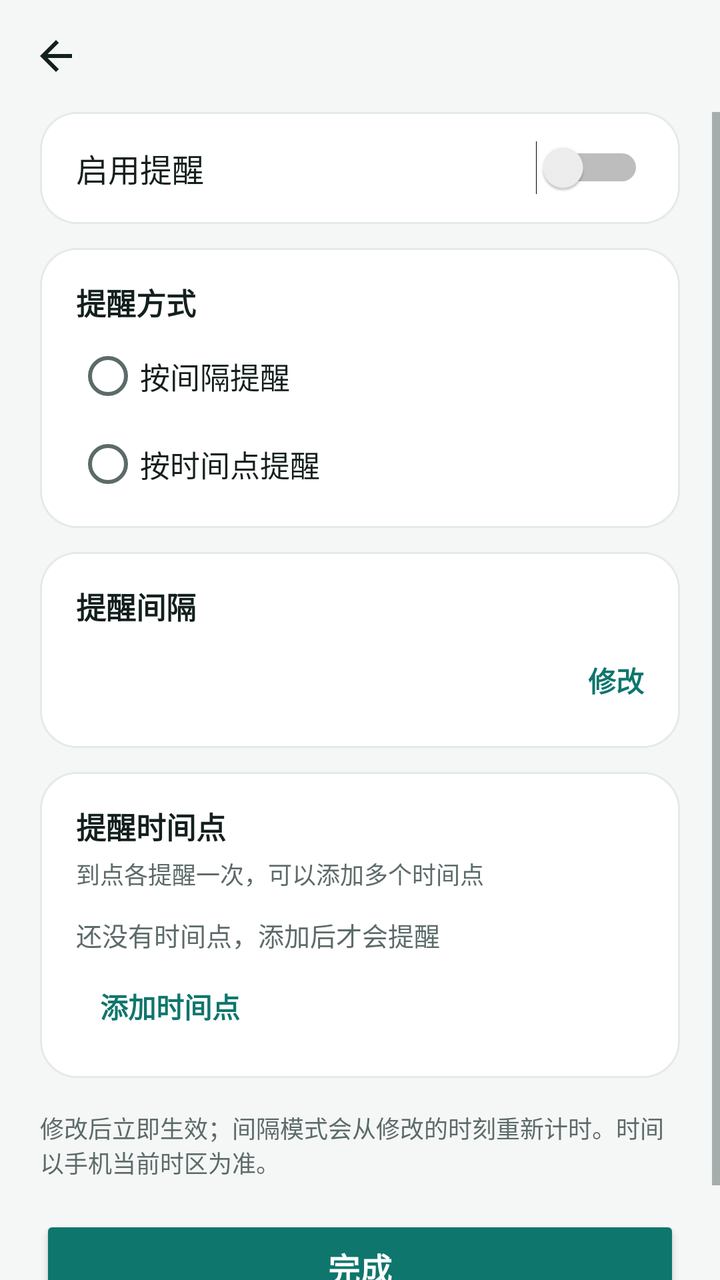
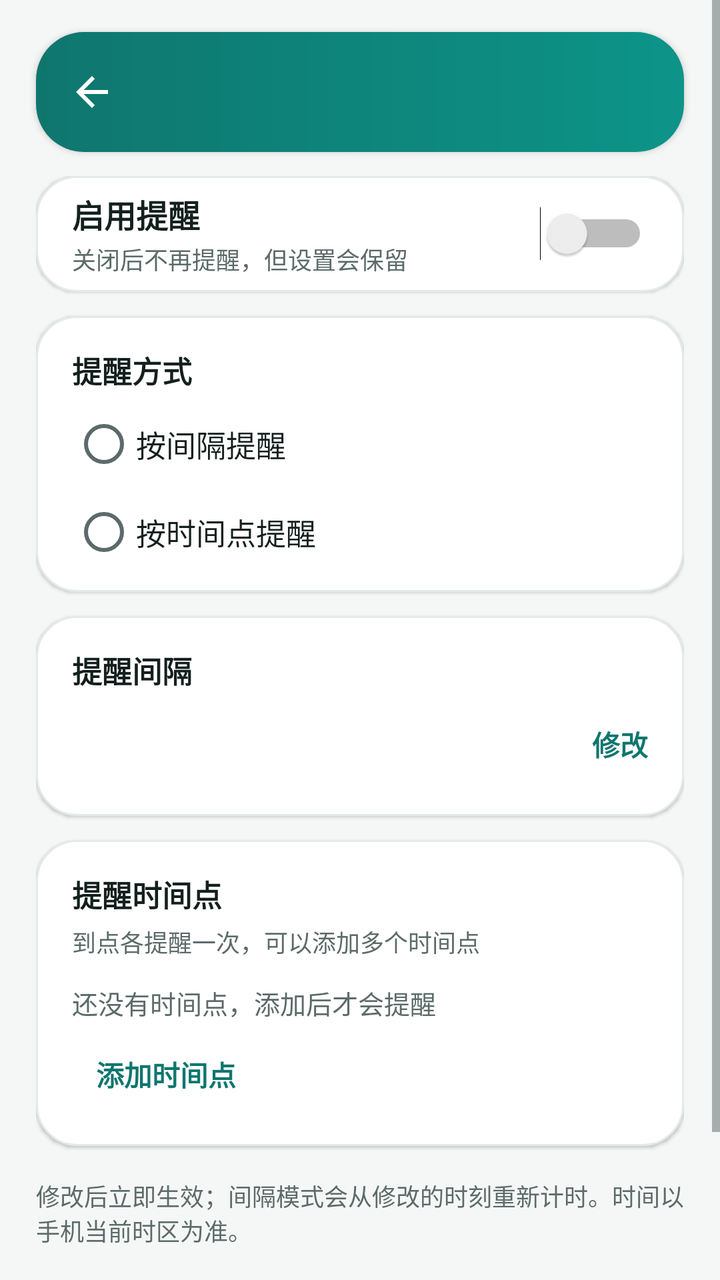

The first picture is an Android layout as it rendered before a commit; the second is the same layout after the commit. The layout source and the unified diff follow.
<!-- AndroidManifest.xml: application theme Theme.SitDrink -->
<!-- res/layout/activity_reminder_settings.xml -->
<?xml version="1.0" encoding="utf-8"?>
<LinearLayout xmlns:android="http://schemas.android.com/apk/res/android"
    android:layout_width="match_parent"
    android:layout_height="match_parent"
    android:background="@color/bg"
    android:fitsSystemWindows="true"
    android:orientation="vertical">

    
    <LinearLayout
        android:layout_width="match_parent"
        android:layout_height="56dp"
        android:gravity="center_vertical"
        android:orientation="horizontal"
        android:paddingStart="6dp"
        android:paddingEnd="6dp">

        <ImageButton
            android:id="@+id/button_back"
            android:layout_width="44dp"
            android:layout_height="44dp"
            android:background="?android:attr/selectableItemBackgroundBorderless"
            android:contentDescription="@string/action_back"
            android:src="@drawable/ic_arrow_back"
            android:tint="@color/text_primary" />

        <TextView
            android:id="@+id/text_screen_title"
            android:layout_width="0dp"
            android:layout_height="wrap_content"
            android:layout_marginStart="6dp"
            android:layout_weight="1"
            android:textColor="@color/text_primary"
            android:textSize="18sp"
            android:textStyle="bold" />
    </LinearLayout>

    <ScrollView
        android:layout_width="match_parent"
        android:layout_height="0dp"
        android:layout_weight="1"
        android:fillViewport="true">

        <LinearLayout
            android:layout_width="match_parent"
            android:layout_height="wrap_content"
            android:orientation="vertical"
            android:paddingStart="20dp"
            android:paddingEnd="20dp"
            android:paddingBottom="32dp">

            
            <LinearLayout
                android:layout_width="match_parent"
                android:layout_height="wrap_content"
                android:background="@drawable/bg_card"
                android:gravity="center_vertical"
                android:minHeight="56dp"
                android:orientation="horizontal"
                android:paddingStart="18dp"
                android:paddingEnd="18dp">

                <TextView
                    android:layout_width="0dp"
                    android:layout_height="wrap_content"
                    android:layout_weight="1"
                    android:text="@string/settings_enabled"
                    android:textColor="@color/text_primary"
                    android:textSize="16sp" />

                <Switch
                    android:id="@+id/switch_reminder_enabled"
                    android:layout_width="wrap_content"
                    android:layout_height="wrap_content"
                    android:contentDescription="@string/settings_enabled"
                    android:showText="false" />
            </LinearLayout>

            
            <LinearLayout
                android:layout_width="match_parent"
                android:layout_height="wrap_content"
                android:layout_marginTop="12dp"
                android:background="@drawable/bg_card"
                android:orientation="vertical"
                android:paddingStart="18dp"
                android:paddingTop="16dp"
                android:paddingEnd="18dp"
                android:paddingBottom="10dp">

                <TextView
                    android:layout_width="wrap_content"
                    android:layout_height="wrap_content"
                    android:text="@string/section_mode"
                    android:textColor="@color/text_primary"
                    android:textSize="15sp"
                    android:textStyle="bold" />

                <RadioGroup
                    android:id="@+id/mode_group"
                    android:layout_width="match_parent"
                    android:layout_height="wrap_content"
                    android:layout_marginTop="4dp"
                    android:orientation="vertical">

                    <RadioButton
                        android:id="@+id/radio_interval"
                        android:layout_width="match_parent"
                        android:layout_height="wrap_content"
                        android:minHeight="44dp"
                        android:text="@string/mode_interval"
                        android:textColor="@color/text_primary"
                        android:textSize="15sp" />

                    <RadioButton
                        android:id="@+id/radio_fixed"
                        android:layout_width="match_parent"
                        android:layout_height="wrap_content"
                        android:minHeight="44dp"
                        android:text="@string/mode_fixed"
                        android:textColor="@color/text_primary"
                        android:textSize="15sp" />
                </RadioGroup>
            </LinearLayout>

            
            <LinearLayout
                android:id="@+id/section_interval"
                android:layout_width="match_parent"
                android:layout_height="wrap_content"
                android:layout_marginTop="12dp"
                android:background="@drawable/bg_card"
                android:orientation="vertical"
                android:paddingStart="18dp"
                android:paddingTop="16dp"
                android:paddingEnd="18dp"
                android:paddingBottom="8dp">

                <TextView
                    android:layout_width="wrap_content"
                    android:layout_height="wrap_content"
                    android:text="@string/interval_row_title"
                    android:textColor="@color/text_primary"
                    android:textSize="15sp"
                    android:textStyle="bold" />

                <LinearLayout
                    android:id="@+id/row_interval"
                    android:layout_width="match_parent"
                    android:layout_height="wrap_content"
                    android:background="?android:attr/selectableItemBackground"
                    android:clickable="true"
                    android:focusable="true"
                    android:gravity="center_vertical"
                    android:minHeight="52dp"
                    android:orientation="horizontal">

                    <TextView
                        android:id="@+id/text_interval_value"
                        android:layout_width="0dp"
                        android:layout_height="wrap_content"
                        android:layout_weight="1"
                        android:textColor="@color/text_primary"
                        android:textSize="16sp" />

                    <TextView
                        android:layout_width="wrap_content"
                        android:layout_height="wrap_content"
                        android:text="@string/action_change"
                        android:textColor="@color/brand"
                        android:textSize="14sp"
                        android:textStyle="bold" />
                </LinearLayout>
            </LinearLayout>

            
            <LinearLayout
                android:id="@+id/section_fixed"
                android:layout_width="match_parent"
                android:layout_height="wrap_content"
                android:layout_marginTop="12dp"
                android:background="@drawable/bg_card"
                android:orientation="vertical"
                android:paddingStart="18dp"
                android:paddingTop="16dp"
                android:paddingEnd="18dp"
                android:paddingBottom="14dp">

                <TextView
                    android:layout_width="wrap_content"
                    android:layout_height="wrap_content"
                    android:text="@string/fixed_row_title"
                    android:textColor="@color/text_primary"
                    android:textSize="15sp"
                    android:textStyle="bold" />

                <TextView
                    android:layout_width="match_parent"
                    android:layout_height="wrap_content"
                    android:layout_marginTop="4dp"
                    android:text="@string/fixed_hint"
                    android:textColor="@color/text_secondary"
                    android:textSize="12sp" />

                <LinearLayout
                    android:id="@+id/container_times"
                    android:layout_width="match_parent"
                    android:layout_height="wrap_content"
                    android:layout_marginTop="4dp"
                    android:orientation="vertical" />

                <TextView
                    android:id="@+id/text_times_empty"
                    android:layout_width="match_parent"
                    android:layout_height="wrap_content"
                    android:layout_marginTop="8dp"
                    android:text="@string/times_empty"
                    android:textColor="@color/text_secondary"
                    android:textSize="13sp" />

                <Button
                    android:id="@+id/button_add_time"
                    style="?android:attr/borderlessButtonStyle"
                    android:layout_width="wrap_content"
                    android:layout_height="wrap_content"
                    android:layout_marginTop="4dp"
                    android:minHeight="44dp"
                    android:text="@string/action_add_time"
                    android:textColor="@color/brand"
                    android:textSize="14sp"
                    android:textStyle="bold" />
            </LinearLayout>

            <TextView
                android:layout_width="match_parent"
                android:layout_height="wrap_content"
                android:layout_marginTop="16dp"
                android:text="@string/settings_hint"
                android:textColor="@color/text_secondary"
                android:textSize="12sp" />

            <Button
                android:id="@+id/button_done"
                android:layout_width="match_parent"
                android:layout_height="52dp"
                android:layout_marginTop="18dp"
                android:backgroundTint="@color/brand"
                android:text="@string/action_done"
                android:textColor="#FFFFFFFF"
                android:textSize="16sp"
                android:textStyle="bold" />
        </LinearLayout>
    </ScrollView>
</LinearLayout>
<!-- resources referenced by this layout -->
<resources>
  <color name="bg">#FFF5F7F6</color>
  <color name="brand">#FF0F766E</color>
  <color name="text_primary">#FF14201E</color>
  <color name="text_secondary">#FF5C6B69</color>
  <!-- drawable bg_card (drawable) -->
  <?xml version="1.0" encoding="utf-8"?>
  <shape xmlns:android="http://schemas.android.com/apk/res/android"
      android:shape="rectangle">
      <solid android:color="@color/surface" />
      <corners android:radius="18dp" />
      <stroke
          android:width="1dp"
          android:color="@color/divider" />
  </shape>
  <!-- drawable ic_arrow_back (drawable) -->
  <?xml version="1.0" encoding="utf-8"?>
  <vector xmlns:android="http://schemas.android.com/apk/res/android"
      android:width="24dp"
      android:height="24dp"
      android:viewportWidth="24"
      android:viewportHeight="24">
      <path
          android:fillColor="#FF000000"
          android:pathData="M20,11H7.83l5.59,-5.59L12,4l-8,8 8,8 1.41,-1.41L7.83,13H20v-2z" />
  </vector>
  <string name="action_add_time">添加时间点</string>
  <string name="action_back">返回</string>
  <string name="action_change">修改</string>
  <string name="action_done">完成</string>
  <string name="fixed_hint">到点各提醒一次，可以添加多个时间点</string>
  <string name="fixed_row_title">提醒时间点</string>
  <string name="interval_row_title">提醒间隔</string>
  <string name="mode_fixed">按时间点提醒</string>
  <string name="mode_interval">按间隔提醒</string>
  <string name="section_mode">提醒方式</string>
  <string name="settings_enabled">启用提醒</string>
  <string name="settings_hint">修改后立即生效；间隔模式会从修改的时刻重新计时。时间以手机当前时区为准。</string>
  <string name="times_empty">还没有时间点，添加后才会提醒</string>
  <color name="surface">#FFFFFFFF</color>
  <color name="divider">#FFE4EAE8</color>
  <color name="brand_dark">#FF115E59</color>
  <!-- unchanged entries left out for length: 1 -->
</resources>

<!-- the commit's change to res/layout/activity_reminder_settings.xml (unified diff, before → after) -->
@@ -1,72 +1,95 @@
 <?xml version="1.0" encoding="utf-8"?>
-<LinearLayout xmlns:android="http://schemas.android.com/apk/res/android"
+<ScrollView xmlns:android="http://schemas.android.com/apk/res/android"
     android:layout_width="match_parent"
     android:layout_height="match_parent"
     android:background="@color/bg"
-    android:fitsSystemWindows="true"
-    android:orientation="vertical">
-
-    
+    android:fillViewport="true"
+    android:fitsSystemWindows="true">
+
     <LinearLayout
         android:layout_width="match_parent"
-        android:layout_height="56dp"
-        android:gravity="center_vertical"
-        android:orientation="horizontal"
-        android:paddingStart="6dp"
-        android:paddingEnd="6dp">
-
-        <ImageButton
-            android:id="@+id/button_back"
-            android:layout_width="44dp"
-            android:layout_height="44dp"
-            android:background="?android:attr/selectableItemBackgroundBorderless"
-            android:contentDescription="@string/action_back"
-            android:src="@drawable/ic_arrow_back"
-            android:tint="@color/text_primary" />
-
-        <TextView
-            android:id="@+id/text_screen_title"
-            android:layout_width="0dp"
+        android:layout_height="wrap_content"
+        android:orientation="vertical"
+        android:paddingBottom="28dp">
+
+        
+        <LinearLayout
+            android:layout_width="match_parent"
             android:layout_height="wrap_content"
-            android:layout_marginStart="6dp"
-            android:layout_weight="1"
-            android:textColor="@color/text_primary"
-            android:textSize="18sp"
-            android:textStyle="bold" />
-    </LinearLayout>
-
-    <ScrollView
-        android:layout_width="match_parent"
-        android:layout_height="0dp"
-        android:layout_weight="1"
-        android:fillViewport="true">
+            android:layout_marginStart="@dimen/screen_margin"
+            android:layout_marginTop="16dp"
+            android:layout_marginEnd="@dimen/screen_margin"
+            android:background="@drawable/bg_header"
+            android:elevation="2dp"
+            android:gravity="center_vertical"
+            android:orientation="horizontal"
+            android:paddingStart="6dp"
+            android:paddingTop="8dp"
+            android:paddingEnd="16dp"
+            android:paddingBottom="8dp">
+
+            <ImageButton
+                android:id="@+id/button_back"
+                android:layout_width="@dimen/touch_target"
+                android:layout_height="@dimen/touch_target"
+                android:background="?android:attr/selectableItemBackgroundBorderless"
+                android:contentDescription="@string/action_back"
+                android:src="@drawable/ic_arrow_back"
+                android:tint="@color/on_header" />
+
+            <TextView
+                android:id="@+id/text_screen_title"
+                android:layout_width="0dp"
+                android:layout_height="wrap_content"
+                android:layout_marginStart="6dp"
+                android:layout_weight="1"
+                android:textColor="@color/on_header"
+                android:textSize="18sp"
+                android:textStyle="bold" />
+        </LinearLayout>
 
         <LinearLayout
             android:layout_width="match_parent"
             android:layout_height="wrap_content"
             android:orientation="vertical"
-            android:paddingStart="20dp"
-            android:paddingEnd="20dp"
-            android:paddingBottom="32dp">
-
-            
-            <LinearLayout
-                android:layout_width="match_parent"
-                android:layout_height="wrap_content"
-                android:background="@drawable/bg_card"
+            android:paddingStart="@dimen/screen_margin"
+            android:paddingTop="@dimen/section_gap"
+            android:paddingEnd="@dimen/screen_margin">
+
+            
+            <LinearLayout
+                android:layout_width="match_parent"
+                android:layout_height="wrap_content"
+                android:background="@drawable/bg_card"
+                android:elevation="1dp"
                 android:gravity="center_vertical"
-                android:minHeight="56dp"
+                android:minHeight="58dp"
                 android:orientation="horizontal"
-                android:paddingStart="18dp"
-                android:paddingEnd="18dp">
-
-                <TextView
+                android:paddingStart="@dimen/card_padding"
+                android:paddingEnd="@dimen/card_padding">
+
+                <LinearLayout
                     android:layout_width="0dp"
                     android:layout_height="wrap_content"
                     android:layout_weight="1"
-                    android:text="@string/settings_enabled"
-                    android:textColor="@color/text_primary"
-                    android:textSize="16sp" />
+                    android:orientation="vertical">
+
+                    <TextView
+                        android:layout_width="wrap_content"
+                        android:layout_height="wrap_content"
+                        android:text="@string/settings_enabled"
+                        android:textColor="@color/text_primary"
+                        android:textSize="16sp"
+                        android:textStyle="bold" />
+
+                    <TextView
+                        android:layout_width="match_parent"
+                        android:layout_height="wrap_content"
+                        android:layout_marginTop="2dp"
+                        android:text="@string/settings_enabled_hint"
+                        android:textColor="@color/text_secondary"
+                        android:textSize="12sp" />
+                </LinearLayout>
 
                 <Switch
                     android:id="@+id/switch_reminder_enabled"
@@ -80,13 +103,14 @@
             <LinearLayout
                 android:layout_width="match_parent"
                 android:layout_height="wrap_content"
-                android:layout_marginTop="12dp"
-                android:background="@drawable/bg_card"
+                android:layout_marginTop="@dimen/section_gap"
+                android:background="@drawable/bg_card"
+                android:elevation="1dp"
                 android:orientation="vertical"
-                android:paddingStart="18dp"
+                android:paddingStart="@dimen/card_padding"
                 android:paddingTop="16dp"
-                android:paddingEnd="18dp"
-                android:paddingBottom="10dp">
+                android:paddingEnd="@dimen/card_padding"
+                android:paddingBottom="8dp">
 
                 <TextView
                     android:layout_width="wrap_content"
@@ -107,7 +131,7 @@
                         android:id="@+id/radio_interval"
                         android:layout_width="match_parent"
                         android:layout_height="wrap_content"
-                        android:minHeight="44dp"
+                        android:minHeight="@dimen/touch_target"
                         android:text="@string/mode_interval"
                         android:textColor="@color/text_primary"
                         android:textSize="15sp" />
@@ -116,7 +140,7 @@
                         android:id="@+id/radio_fixed"
                         android:layout_width="match_parent"
                         android:layout_height="wrap_content"
-                        android:minHeight="44dp"
+                        android:minHeight="@dimen/touch_target"
                         android:text="@string/mode_fixed"
                         android:textColor="@color/text_primary"
                         android:textSize="15sp" />
@@ -128,13 +152,14 @@
                 android:id="@+id/section_interval"
                 android:layout_width="match_parent"
                 android:layout_height="wrap_content"
-                android:layout_marginTop="12dp"
-                android:background="@drawable/bg_card"
+                android:layout_marginTop="@dimen/section_gap"
+                android:background="@drawable/bg_card"
+                android:elevation="1dp"
                 android:orientation="vertical"
-                android:paddingStart="18dp"
+                android:paddingStart="@dimen/card_padding"
                 android:paddingTop="16dp"
-                android:paddingEnd="18dp"
-                android:paddingBottom="8dp">
+                android:paddingEnd="@dimen/card_padding"
+                android:paddingBottom="10dp">
 
                 <TextView
                     android:layout_width="wrap_content"
@@ -152,7 +177,7 @@
                     android:clickable="true"
                     android:focusable="true"
                     android:gravity="center_vertical"
-                    android:minHeight="52dp"
+                    android:minHeight="@dimen/row_min_height"
                     android:orientation="horizontal">
 
                     <TextView
@@ -171,6 +196,15 @@
                         android:textSize="14sp"
                         android:textStyle="bold" />
                 </LinearLayout>
+
+                <TextView
+                    android:id="@+id/text_interval_warning"
+                    android:layout_width="match_parent"
+                    android:layout_height="wrap_content"
+                    android:text="@string/interval_warning"
+                    android:textColor="@color/banner_text"
+                    android:textSize="12sp"
+                    android:visibility="gone" />
             </LinearLayout>
 
             
@@ -178,12 +212,13 @@
                 android:id="@+id/section_fixed"
                 android:layout_width="match_parent"
                 android:layout_height="wrap_content"
-                android:layout_marginTop="12dp"
-                android:background="@drawable/bg_card"
+                android:layout_marginTop="@dimen/section_gap"
+                android:background="@drawable/bg_card"
+                android:elevation="1dp"
                 android:orientation="vertical"
-                android:paddingStart="18dp"
+                android:paddingStart="@dimen/card_padding"
                 android:paddingTop="16dp"
-                android:paddingEnd="18dp"
+                android:paddingEnd="@dimen/card_padding"
                 android:paddingBottom="14dp">
 
                 <TextView
@@ -224,7 +259,7 @@
                     android:layout_width="wrap_content"
                     android:layout_height="wrap_content"
                     android:layout_marginTop="4dp"
-                    android:minHeight="44dp"
+                    android:minHeight="@dimen/touch_target"
                     android:text="@string/action_add_time"
                     android:textColor="@color/brand"
                     android:textSize="14sp"
@@ -242,13 +277,13 @@
             <Button
                 android:id="@+id/button_done"
                 android:layout_width="match_parent"
-                android:layout_height="52dp"
+                android:layout_height="54dp"
                 android:layout_marginTop="18dp"
-                android:backgroundTint="@color/brand"
+                android:background="@drawable/bg_button_primary"
                 android:text="@string/action_done"
-                android:textColor="#FFFFFFFF"
+                android:textColor="@color/on_header"
                 android:textSize="16sp"
                 android:textStyle="bold" />
         </LinearLayout>
-    </ScrollView>
-</LinearLayout>
+    </LinearLayout>
+</ScrollView>
<!-- resource entries referenced after the edit -->
@@ -1,18 +1,47 @@
 <!-- resources referenced by this layout -->
 <resources>
+  <color name="banner_text">#FF8A4B00</color>
   <color name="bg">#FFF5F7F6</color>
   <color name="brand">#FF0F766E</color>
+  <color name="on_header">#FFFFFFFF</color>
   <color name="text_primary">#FF14201E</color>
   <color name="text_secondary">#FF5C6B69</color>
+  <dimen name="card_padding">18dp</dimen>
+  <dimen name="row_min_height">52dp</dimen>
+  <dimen name="screen_margin">18dp</dimen>
+  <dimen name="section_gap">12dp</dimen>
+  <dimen name="touch_target">44dp</dimen>
+  <!-- drawable bg_button_primary (drawable) -->
+  <?xml version="1.0" encoding="utf-8"?>
+  <ripple xmlns:android="http://schemas.android.com/apk/res/android"
+      android:color="@color/ripple_light">
+      <item>
+          <shape android:shape="rectangle">
+              <solid android:color="@color/brand" />
+              <corners android:radius="16dp" />
+          </shape>
+      </item>
+  </ripple>
   <!-- drawable bg_card (drawable) -->
   <?xml version="1.0" encoding="utf-8"?>
   <shape xmlns:android="http://schemas.android.com/apk/res/android"
       android:shape="rectangle">
       <solid android:color="@color/surface" />
-      <corners android:radius="18dp" />
+      <corners android:radius="@dimen/card_radius" />
       <stroke
           android:width="1dp"
           android:color="@color/divider" />
+  </shape>
+  <!-- drawable bg_header (drawable) -->
+  <?xml version="1.0" encoding="utf-8"?>
+  <shape xmlns:android="http://schemas.android.com/apk/res/android"
+      android:shape="rectangle">
+      <gradient
+          android:angle="0"
+          android:endColor="@color/header_end"
+          android:startColor="@color/header_start"
+          android:type="linear" />
+      <corners android:radius="24dp" />
   </shape>
   <!-- drawable ic_arrow_back (drawable) -->
   <?xml version="1.0" encoding="utf-8"?>
@@ -32,14 +61,20 @@
   <string name="fixed_hint">到点各提醒一次，可以添加多个时间点</string>
   <string name="fixed_row_title">提醒时间点</string>
   <string name="interval_row_title">提醒间隔</string>
+  <string name="interval_warning">间隔小于 5 分钟时，锁屏或深度休眠下系统可能合并提醒，这是系统省电机制导致的。</string>
   <string name="mode_fixed">按时间点提醒</string>
   <string name="mode_interval">按间隔提醒</string>
   <string name="section_mode">提醒方式</string>
   <string name="settings_enabled">启用提醒</string>
+  <string name="settings_enabled_hint">关闭后不再提醒，但设置会保留</string>
   <string name="settings_hint">修改后立即生效；间隔模式会从修改的时刻重新计时。时间以手机当前时区为准。</string>
   <string name="times_empty">还没有时间点，添加后才会提醒</string>
+  <color name="ripple_light">#33FFFFFF</color>
   <color name="surface">#FFFFFFFF</color>
+  <dimen name="card_radius">20dp</dimen>
   <color name="divider">#FFE4EAE8</color>
+  <color name="header_end">#FF0D9488</color>
+  <color name="header_start">#FF0F766E</color>
   <color name="brand_dark">#FF115E59</color>
   <!-- unchanged entries left out for length: 1 -->
 </resources>
